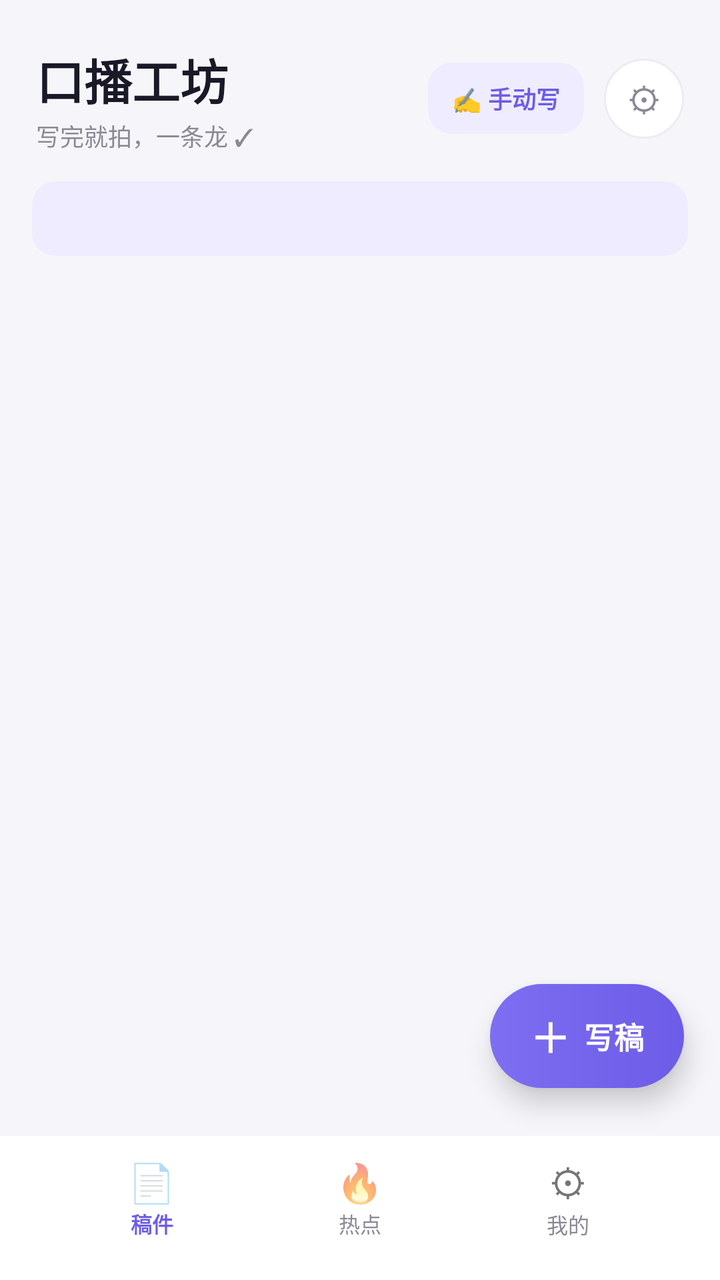
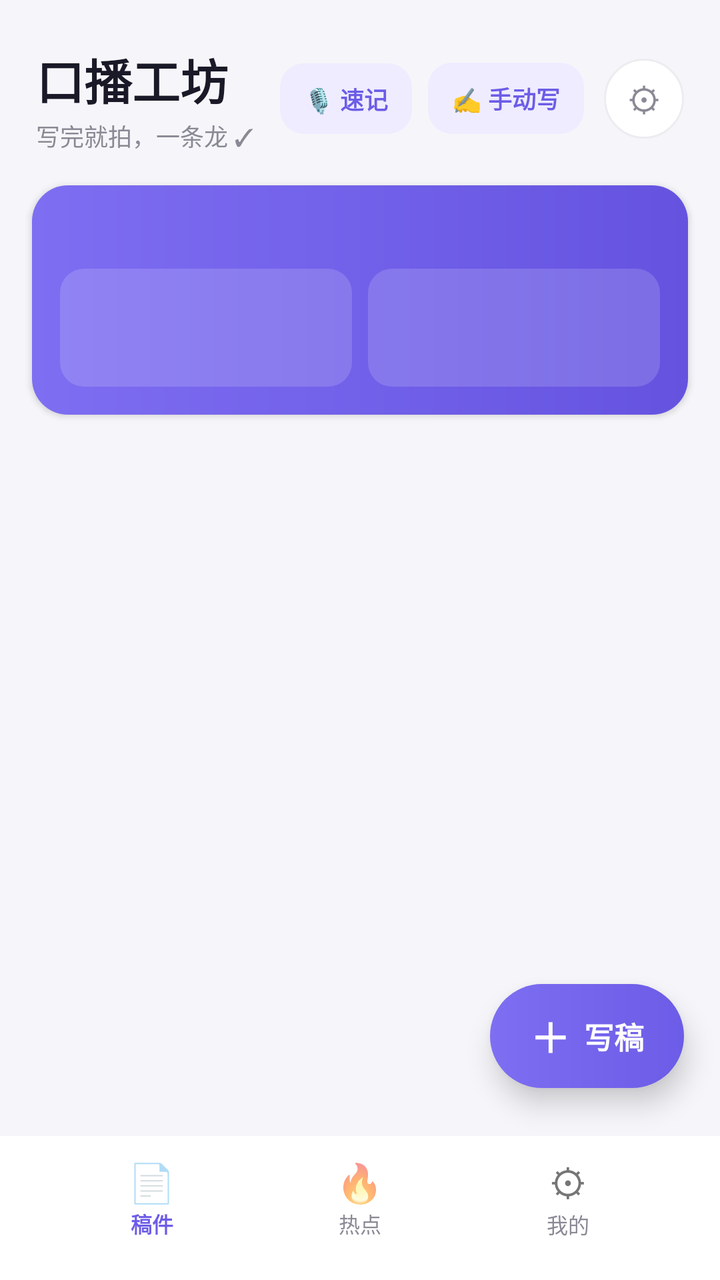

Compare the two renders of this Android layout. The source of the first and the diff that turns it into the second are given below.
<!-- AndroidManifest.xml: application theme Theme.Wenan -->
<!-- res/layout/activity_main.xml -->
<?xml version="1.0" encoding="utf-8"?>
<FrameLayout xmlns:android="http://schemas.android.com/apk/res/android"
    android:layout_width="match_parent"
    android:layout_height="match_parent">

    
    <LinearLayout
        android:id="@+id/viewDrafts"
        android:layout_width="match_parent"
        android:layout_height="match_parent"
        android:orientation="vertical">

        <LinearLayout
            android:layout_width="match_parent"
            android:layout_height="wrap_content"
            android:orientation="horizontal"
            android:paddingHorizontal="18dp"
            android:paddingTop="22dp"
            android:paddingBottom="6dp">

            <LinearLayout
                android:layout_width="0dp"
                android:layout_height="wrap_content"
                android:layout_weight="1"
                android:orientation="vertical">

                <TextView
                    android:layout_width="wrap_content"
                    android:layout_height="wrap_content"
                    android:text="@string/app_name"
                    android:textColor="@color/text_main"
                    android:textSize="24sp"
                    android:textStyle="bold" />

                <TextView
                    android:layout_width="wrap_content"
                    android:layout_height="wrap_content"
                    android:layout_marginTop="2dp"
                    android:text="@string/tagline"
                    android:textColor="@color/text_sub"
                    android:textSize="12sp" />
            </LinearLayout>

            <TextView
                android:id="@+id/btnManual"
                android:layout_width="wrap_content"
                android:layout_height="wrap_content"
                android:layout_gravity="center_vertical"
                android:layout_marginEnd="10dp"
                android:background="@drawable/bg_tile_tp"
                android:gravity="center"
                android:paddingHorizontal="12dp"
                android:paddingVertical="9dp"
                android:text="@string/manual_quick"
                android:textColor="@color/primary"
                android:textSize="12sp"
                android:textStyle="bold" />

            <TextView
                android:id="@+id/btnSettings"
                android:layout_width="40dp"
                android:layout_height="40dp"
                android:layout_gravity="center_vertical"
                android:background="@drawable/bg_circle"
                android:gravity="center"
                android:text="⚙"
                android:textColor="@color/text_sub"
                android:textSize="17sp" />
        </LinearLayout>

        <TextView
            android:id="@+id/statsBar"
            android:layout_width="match_parent"
            android:layout_height="wrap_content"
            android:layout_marginHorizontal="16dp"
            android:layout_marginTop="8dp"
            android:background="@drawable/bg_tile_tp"
            android:paddingHorizontal="14dp"
            android:paddingVertical="10dp"
            android:textColor="@color/primary"
            android:textSize="12.5sp"
            android:textStyle="bold" />

        <androidx.recyclerview.widget.RecyclerView
            android:id="@+id/list"
            android:layout_width="match_parent"
            android:layout_height="0dp"
            android:layout_weight="1"
            android:clipToPadding="false"
            android:paddingHorizontal="14dp"
            android:paddingTop="10dp"
            android:paddingBottom="150dp" />

        <TextView
            android:id="@+id/empty"
            android:layout_width="match_parent"
            android:layout_height="0dp"
            android:layout_weight="1"
            android:gravity="center"
            android:padding="32dp"
            android:text="@string/empty_drafts"
            android:textColor="@color/text_sub"
            android:visibility="gone" />
    </LinearLayout>

    
    <LinearLayout
        android:id="@+id/viewHot"
        android:layout_width="match_parent"
        android:layout_height="match_parent"
        android:orientation="vertical"
        android:visibility="gone">

        <LinearLayout
            android:layout_width="match_parent"
            android:layout_height="wrap_content"
            android:orientation="horizontal"
            android:paddingHorizontal="18dp"
            android:paddingTop="22dp"
            android:paddingBottom="8dp">

            <LinearLayout
                android:layout_width="0dp"
                android:layout_height="wrap_content"
                android:layout_weight="1"
                android:orientation="vertical">

                <TextView
                    android:layout_width="wrap_content"
                    android:layout_height="wrap_content"
                    android:text="@string/hot_title"
                    android:textColor="@color/text_main"
                    android:textSize="24sp"
                    android:textStyle="bold" />

                <TextView
                    android:layout_width="wrap_content"
                    android:layout_height="wrap_content"
                    android:layout_marginTop="2dp"
                    android:text="@string/hot_sub"
                    android:textColor="@color/text_sub"
                    android:textSize="12sp" />
            </LinearLayout>

            <TextView
                android:id="@+id/btnRefresh"
                android:layout_width="40dp"
                android:layout_height="40dp"
                android:layout_gravity="center_vertical"
                android:background="@drawable/bg_circle"
                android:gravity="center"
                android:text="↻"
                android:textColor="@color/primary"
                android:textSize="17sp"
                android:textStyle="bold" />
        </LinearLayout>

        <LinearLayout
            android:id="@+id/srcRow"
            android:layout_width="match_parent"
            android:layout_height="wrap_content"
            android:orientation="horizontal"
            android:paddingHorizontal="16dp"
            android:paddingTop="6dp" />

        <TextView
            android:id="@+id/hotStatus"
            android:layout_width="match_parent"
            android:layout_height="wrap_content"
            android:paddingHorizontal="18dp"
            android:paddingTop="10dp"
            android:textColor="@color/text_sub"
            android:textSize="11sp" />

        <androidx.recyclerview.widget.RecyclerView
            android:id="@+id/hotList"
            android:layout_width="match_parent"
            android:layout_height="0dp"
            android:layout_weight="1"
            android:clipToPadding="false"
            android:paddingHorizontal="14dp"
            android:paddingTop="8dp"
            android:paddingBottom="150dp" />

        <TextView
            android:layout_width="match_parent"
            android:layout_height="wrap_content"
            android:paddingHorizontal="18dp"
            android:paddingBottom="6dp"
            android:text="@string/hot_note"
            android:textColor="@color/text_sub"
            android:textSize="10.5sp" />
    </LinearLayout>

    
    <ScrollView
        android:id="@+id/viewMine"
        android:layout_width="match_parent"
        android:layout_height="match_parent"
        android:visibility="gone">

        <LinearLayout
            android:layout_width="match_parent"
            android:layout_height="wrap_content"
            android:orientation="vertical"
            android:padding="16dp"
            android:paddingBottom="150dp">

            <TextView
                android:layout_width="wrap_content"
                android:layout_height="wrap_content"
                android:layout_marginTop="10dp"
                android:text="@string/mine_title"
                android:textColor="@color/text_main"
                android:textSize="24sp"
                android:textStyle="bold" />

            <TextView
                android:layout_width="wrap_content"
                android:layout_height="wrap_content"
                android:layout_marginTop="2dp"
                android:text="@string/mine_sub"
                android:textColor="@color/text_sub"
                android:textSize="12sp" />

            <TextView
                android:layout_width="wrap_content"
                android:layout_height="wrap_content"
                android:layout_marginTop="20dp"
                android:text="@string/tp_defaults"
                android:textColor="@color/text_main"
                android:textSize="15sp"
                android:textStyle="bold" />

            <LinearLayout
                android:layout_width="match_parent"
                android:layout_height="wrap_content"
                android:layout_marginTop="10dp"
                android:background="@drawable/bg_card"
                android:gravity="center_vertical"
                android:orientation="horizontal"
                android:padding="14dp">

                <TextView
                    android:layout_width="0dp"
                    android:layout_height="wrap_content"
                    android:layout_weight="1"
                    android:text="@string/tp_font_label"
                    android:textColor="@color/text_main"
                    android:textSize="14sp" />

                <TextView
                    android:id="@+id/fontMinus"
                    android:layout_width="36dp"
                    android:layout_height="36dp"
                    android:background="@drawable/bg_circle"
                    android:gravity="center"
                    android:text="−"
                    android:textColor="@color/text_main"
                    android:textSize="17sp" />

                <TextView
                    android:id="@+id/fontVal"
                    android:layout_width="56dp"
                    android:layout_height="wrap_content"
                    android:gravity="center"
                    android:textColor="@color/primary"
                    android:textSize="15sp"
                    android:textStyle="bold" />

                <TextView
                    android:id="@+id/fontPlus"
                    android:layout_width="36dp"
                    android:layout_height="36dp"
                    android:background="@drawable/bg_circle"
                    android:gravity="center"
                    android:text="＋"
                    android:textColor="@color/text_main"
                    android:textSize="14sp" />
            </LinearLayout>

            <LinearLayout
                android:layout_width="match_parent"
                android:layout_height="wrap_content"
                android:layout_marginTop="8dp"
                android:background="@drawable/bg_card"
                android:gravity="center_vertical"
                android:orientation="horizontal"
                android:padding="14dp">

                <TextView
                    android:layout_width="0dp"
                    android:layout_height="wrap_content"
                    android:layout_weight="1"
                    android:text="@string/tp_speed_label"
                    android:textColor="@color/text_main"
                    android:textSize="14sp" />

                <TextView
                    android:id="@+id/speedMinus"
                    android:layout_width="36dp"
                    android:layout_height="36dp"
                    android:background="@drawable/bg_circle"
                    android:gravity="center"
                    android:text="−"
                    android:textColor="@color/text_main"
                    android:textSize="17sp" />

                <TextView
                    android:id="@+id/speedVal"
                    android:layout_width="56dp"
                    android:layout_height="wrap_content"
                    android:gravity="center"
                    android:textColor="@color/primary"
                    android:textSize="15sp"
                    android:textStyle="bold" />

                <TextView
                    android:id="@+id/speedPlus"
                    android:layout_width="36dp"
                    android:layout_height="36dp"
                    android:background="@drawable/bg_circle"
                    android:gravity="center"
                    android:text="＋"
                    android:textColor="@color/text_main"
                    android:textSize="14sp" />
            </LinearLayout>

            <TextView
                android:layout_width="wrap_content"
                android:layout_height="wrap_content"
                android:layout_marginTop="20dp"
                android:text="@string/llm_settings"
                android:textColor="@color/text_main"
                android:textSize="15sp"
                android:textStyle="bold" />

            <TextView
                android:layout_width="match_parent"
                android:layout_height="wrap_content"
                android:layout_marginTop="6dp"
                android:text="@string/llm_tip"
                android:textColor="@color/text_sub"
                android:textSize="12sp" />

            <EditText
                android:id="@+id/baseUrl"
                android:layout_width="match_parent"
                android:layout_height="wrap_content"
                android:layout_marginTop="12dp"
                android:background="@drawable/bg_input"
                android:hint="@string/base_url_hint"
                android:importantForAutofill="no"
                android:inputType="textUri"
                android:padding="12dp"
                android:textColor="@color/text_main"
                android:textColorHint="@color/text_sub"
                android:textSize="13sp" />

            <EditText
                android:id="@+id/apiKey"
                android:layout_width="match_parent"
                android:layout_height="wrap_content"
                android:layout_marginTop="10dp"
                android:background="@drawable/bg_input"
                android:hint="@string/api_key_hint"
                android:importantForAutofill="no"
                android:inputType="textPassword"
                android:padding="12dp"
                android:textColor="@color/text_main"
                android:textColorHint="@color/text_sub"
                android:textSize="13sp" />

            <EditText
                android:id="@+id/model"
                android:layout_width="match_parent"
                android:layout_height="wrap_content"
                android:layout_marginTop="10dp"
                android:background="@drawable/bg_input"
                android:hint="@string/model_hint"
                android:importantForAutofill="no"
                android:inputType="text"
                android:padding="12dp"
                android:textColor="@color/text_main"
                android:textColorHint="@color/text_sub"
                android:textSize="13sp" />

            <TextView
                android:id="@+id/btnSave"
                android:layout_width="match_parent"
                android:layout_height="50dp"
                android:layout_marginTop="14dp"
                android:background="@drawable/bg_grad_primary"
                android:gravity="center"
                android:text="@string/save"
                android:textColor="#FFFFFFFF"
                android:textSize="15sp"
                android:textStyle="bold" />

            <TextView
                android:layout_width="match_parent"
                android:layout_height="wrap_content"
                android:layout_marginTop="18dp"
                android:gravity="center"
                android:text="@string/about_line"
                android:textColor="@color/text_sub"
                android:textSize="11sp" />
        </LinearLayout>
    </ScrollView>

    
    <LinearLayout
        android:id="@+id/fabWrite"
        android:layout_width="wrap_content"
        android:layout_height="52dp"
        android:layout_gravity="bottom|end"
        android:layout_marginEnd="18dp"
        android:layout_marginBottom="96dp"
        android:background="@drawable/bg_fab"
        android:clickable="true"
        android:elevation="8dp"
        android:focusable="true"
        android:gravity="center_vertical"
        android:orientation="horizontal"
        android:paddingHorizontal="20dp">

        <TextView
            android:layout_width="wrap_content"
            android:layout_height="wrap_content"
            android:text="＋"
            android:textColor="#FFFFFFFF"
            android:textSize="20sp"
            android:textStyle="bold" />

        <TextView
            android:layout_width="wrap_content"
            android:layout_height="wrap_content"
            android:layout_marginStart="7dp"
            android:text="@string/tab_write"
            android:textColor="#FFFFFFFF"
            android:textSize="15sp"
            android:textStyle="bold" />
    </LinearLayout>

    
    <LinearLayout
        android:id="@+id/tabbar"
        android:layout_width="match_parent"
        android:layout_height="wrap_content"
        android:layout_gravity="bottom"
        android:background="@color/card_bg"
        android:orientation="horizontal"
        android:paddingHorizontal="24dp"
        android:paddingTop="10dp"
        android:paddingBottom="20dp">

        <LinearLayout
            android:id="@+id/tabDrafts"
            android:layout_width="0dp"
            android:layout_height="wrap_content"
            android:layout_weight="1"
            android:background="?attr/selectableItemBackgroundBorderless"
            android:clickable="true"
            android:focusable="true"
            android:gravity="center"
            android:orientation="vertical">

            <TextView
                android:id="@+id/tabDraftsIcon"
                android:layout_width="wrap_content"
                android:layout_height="wrap_content"
                android:text="📄"
                android:textSize="19sp" />

            <TextView
                android:id="@+id/tabDraftsLabel"
                android:layout_width="wrap_content"
                android:layout_height="wrap_content"
                android:text="@string/tab_drafts"
                android:textColor="@color/primary"
                android:textSize="10.5sp"
                android:textStyle="bold" />
        </LinearLayout>

        <LinearLayout
            android:id="@+id/tabHot"
            android:layout_width="0dp"
            android:layout_height="wrap_content"
            android:layout_weight="1"
            android:background="?attr/selectableItemBackgroundBorderless"
            android:clickable="true"
            android:focusable="true"
            android:gravity="center"
            android:orientation="vertical">

            <TextView
                android:id="@+id/tabHotIcon"
                android:layout_width="wrap_content"
                android:layout_height="wrap_content"
                android:text="🔥"
                android:textSize="19sp" />

            <TextView
                android:id="@+id/tabHotLabel"
                android:layout_width="wrap_content"
                android:layout_height="wrap_content"
                android:text="@string/tab_hot"
                android:textColor="@color/text_sub"
                android:textSize="10.5sp" />
        </LinearLayout>

        <LinearLayout
            android:id="@+id/tabMine"
            android:layout_width="0dp"
            android:layout_height="wrap_content"
            android:layout_weight="1"
            android:background="?attr/selectableItemBackgroundBorderless"
            android:clickable="true"
            android:focusable="true"
            android:gravity="center"
            android:orientation="vertical">

            <TextView
                android:id="@+id/tabMineIcon"
                android:layout_width="wrap_content"
                android:layout_height="wrap_content"
                android:text="⚙"
                android:textSize="19sp" />

            <TextView
                android:id="@+id/tabMineLabel"
                android:layout_width="wrap_content"
                android:layout_height="wrap_content"
                android:text="@string/tab_mine"
                android:textColor="@color/text_sub"
                android:textSize="10.5sp" />
        </LinearLayout>
    </LinearLayout>

</FrameLayout>
<!-- resources referenced by this layout -->
<resources>
  <color name="card_bg">#FFFFFFFF</color>
  <color name="primary">#FF6C5CE7</color>
  <color name="text_main">#FF191927</color>
  <color name="text_sub">#FF8A8A96</color>
  <!-- drawable bg_card (drawable) -->
  <?xml version="1.0" encoding="utf-8"?>
  <shape xmlns:android="http://schemas.android.com/apk/res/android">
      <solid android:color="#FFFFFFFF" />
      <corners android:radius="16dp" />
  </shape>
  <!-- drawable bg_circle (drawable) -->
  <?xml version="1.0" encoding="utf-8"?>
  <shape xmlns:android="http://schemas.android.com/apk/res/android"
      android:shape="oval">
      <solid android:color="#FFFFFFFF" />
      <stroke android:width="1dp" android:color="#FFECECF1" />
  </shape>
  <!-- drawable bg_grad_primary (drawable) -->
  <?xml version="1.0" encoding="utf-8"?>
  <shape xmlns:android="http://schemas.android.com/apk/res/android">
      <solid android:color="#FF6C5CE7" />
      <corners android:radius="16dp" />
  </shape>
  <!-- drawable bg_input (drawable) -->
  <?xml version="1.0" encoding="utf-8"?>
  <shape xmlns:android="http://schemas.android.com/apk/res/android">
      <solid android:color="#FFFFFFFF" />
      <stroke android:width="1dp" android:color="#FFECECF1" />
      <corners android:radius="14dp" />
  </shape>
  <!-- drawable bg_tile_tp (drawable) -->
  <?xml version="1.0" encoding="utf-8"?>
  <shape xmlns:android="http://schemas.android.com/apk/res/android">
      <solid android:color="#FFEFECFF" />
      <corners android:radius="12dp" />
  </shape>
  <string name="about_line">口播工坊 v3.0 · 数据仅存本机 · 生成走你自己的模型接口</string>
  <string name="api_key_hint">API Key</string>
  <string name="app_name">口播工坊</string>
  <string name="base_url_hint">接口地址</string>
  <string name="empty_drafts">还没有稿件：点「AI 创稿」让模型帮你写，点「手动写」自己动手</string>
  <string name="hot_note">⚠ 榜单来自各平台公开接口，只看得到标题；借势动笔前请点开原文核实。「写稿」会把热点标题自动填进创作简报。</string>
  <string name="hot_sub">全网热榜，一键拿去写稿</string>
  <string name="hot_title">热点榜</string>
  <string name="llm_settings">模型接口（zcode · BigModel）</string>
  <string name="llm_tip">内置官方 DeepSeek（出稿快）。也可改成任意 OpenAI 兼容端点，例如 zcode 的 BigModel。</string>
  <string name="manual_quick">✍️ 手动写</string>
  <string name="mine_sub">提词偏好 · 模型接口</string>
  <string name="mine_title">我的</string>
  <string name="model_hint">模型名</string>
  <string name="save">保存</string>
  <string name="tab_drafts">稿件</string>
  <string name="tab_hot">热点</string>
  <string name="tab_mine">我的</string>
  <string name="tab_write">写稿</string>
  <string name="tagline">写完就拍，一条龙 ✓</string>
  <string name="tp_defaults">提词器默认</string>
  <string name="tp_font_label">默认字号</string>
  <string name="tp_speed_label">默认速度（行/秒）</string>
  <style name="WinAnim">
          <item name="android:activityOpenEnterAnimation">@anim/act_open_in</item>
          <item name="android:activityOpenExitAnimation">@anim/act_open_out</item>
          <item name="android:activityCloseEnterAnimation">@anim/act_close_in</item>
          <item name="android:activityCloseExitAnimation">@anim/act_close_out</item>
      </style>
  <!-- unchanged entries left out for length: 2 -->
</resources>

<!-- the commit's change to res/layout/activity_main.xml (unified diff, before → after) -->
@@ -40,6 +40,21 @@
                     android:textColor="@color/text_sub"
                     android:textSize="12sp" />
             </LinearLayout>
+
+            <TextView
+                android:id="@+id/btnMemo"
+                android:layout_width="wrap_content"
+                android:layout_height="wrap_content"
+                android:layout_gravity="center_vertical"
+                android:layout_marginEnd="8dp"
+                android:background="@drawable/bg_tile_tp"
+                android:gravity="center"
+                android:paddingHorizontal="12dp"
+                android:paddingVertical="9dp"
+                android:text="🎙 速记"
+                android:textColor="@color/primary"
+                android:textSize="12sp"
+                android:textStyle="bold" />
 
             <TextView
                 android:id="@+id/btnManual"
@@ -68,18 +83,84 @@
                 android:textSize="17sp" />
         </LinearLayout>
 
-        <TextView
-            android:id="@+id/statsBar"
+        
+        <LinearLayout
+            android:id="@+id/dashboardCard"
             android:layout_width="match_parent"
             android:layout_height="wrap_content"
             android:layout_marginHorizontal="16dp"
-            android:layout_marginTop="8dp"
-            android:background="@drawable/bg_tile_tp"
-            android:paddingHorizontal="14dp"
-            android:paddingVertical="10dp"
-            android:textColor="@color/primary"
-            android:textSize="12.5sp"
-            android:textStyle="bold" />
+            android:layout_marginTop="10dp"
+            android:background="@drawable/bg_grad_dashboard"
+            android:elevation="2dp"
+            android:orientation="vertical"
+            android:padding="14dp">
+
+            <TextView
+                android:id="@+id/dashLine1"
+                android:layout_width="match_parent"
+                android:layout_height="wrap_content"
+                android:textColor="#FFFFFFFF"
+                android:textSize="13sp"
+                android:textStyle="bold" />
+
+            <LinearLayout
+                android:layout_width="match_parent"
+                android:layout_height="wrap_content"
+                android:layout_marginTop="10dp"
+                android:orientation="horizontal">
+
+                <LinearLayout
+                    android:layout_width="0dp"
+                    android:layout_height="wrap_content"
+                    android:layout_weight="1"
+                    android:background="@drawable/bg_stat_tile"
+                    android:orientation="vertical"
+                    android:padding="10dp">
+
+                    <TextView
+                        android:id="@+id/dashStat1"
+                        android:layout_width="wrap_content"
+                        android:layout_height="wrap_content"
+                        android:textColor="#FFFFFFFF"
+                        android:textSize="17sp"
+                        android:textStyle="bold" />
+
+                    <TextView
+                        android:id="@+id/dashStat1Label"
+                        android:layout_width="wrap_content"
+                        android:layout_height="wrap_content"
+                        android:layout_marginTop="2dp"
+                        android:textColor="@color/on_dashboard_sub"
+                        android:textSize="10.5sp" />
+                </LinearLayout>
+
+                <LinearLayout
+                    android:layout_width="0dp"
+                    android:layout_height="wrap_content"
+                    android:layout_marginStart="8dp"
+                    android:layout_weight="1"
+                    android:background="@drawable/bg_stat_tile"
+                    android:orientation="vertical"
+                    android:padding="10dp">
+
+                    <TextView
+                        android:id="@+id/dashStat2"
+                        android:layout_width="wrap_content"
+                        android:layout_height="wrap_content"
+                        android:textColor="#FFFFFFFF"
+                        android:textSize="17sp"
+                        android:textStyle="bold" />
+
+                    <TextView
+                        android:id="@+id/dashStat2Label"
+                        android:layout_width="wrap_content"
+                        android:layout_height="wrap_content"
+                        android:layout_marginTop="2dp"
+                        android:textColor="@color/on_dashboard_sub"
+                        android:textSize="10.5sp" />
+                </LinearLayout>
+            </LinearLayout>
+        </LinearLayout>
 
         <androidx.recyclerview.widget.RecyclerView
             android:id="@+id/list"
<!-- resource entries referenced after the edit -->
@@ -1,6 +1,7 @@
 <!-- resources referenced by this layout -->
 <resources>
   <color name="card_bg">#FFFFFFFF</color>
+  <color name="on_dashboard_sub">#FFDDD8FF</color>
   <color name="primary">#FF6C5CE7</color>
   <color name="text_main">#FF191927</color>
   <color name="text_sub">#FF8A8A96</color>
@@ -17,6 +18,15 @@
       <solid android:color="#FFFFFFFF" />
       <stroke android:width="1dp" android:color="#FFECECF1" />
   </shape>
+  <!-- drawable bg_grad_dashboard (drawable) -->
+  <?xml version="1.0" encoding="utf-8"?>
+  <shape xmlns:android="http://schemas.android.com/apk/res/android">
+      <gradient
+          android:angle="0"
+          android:startColor="#FF7E6EF2"
+          android:endColor="#FF6553E0" />
+      <corners android:radius="18dp" />
+  </shape>
   <!-- drawable bg_grad_primary (drawable) -->
   <?xml version="1.0" encoding="utf-8"?>
   <shape xmlns:android="http://schemas.android.com/apk/res/android">
@@ -29,6 +39,12 @@
       <solid android:color="#FFFFFFFF" />
       <stroke android:width="1dp" android:color="#FFECECF1" />
       <corners android:radius="14dp" />
+  </shape>
+  <!-- drawable bg_stat_tile (drawable) -->
+  <?xml version="1.0" encoding="utf-8"?>
+  <shape xmlns:android="http://schemas.android.com/apk/res/android">
+      <solid android:color="#26FFFFFF" />
+      <corners android:radius="12dp" />
   </shape>
   <!-- drawable bg_tile_tp (drawable) -->
   <?xml version="1.0" encoding="utf-8"?>
